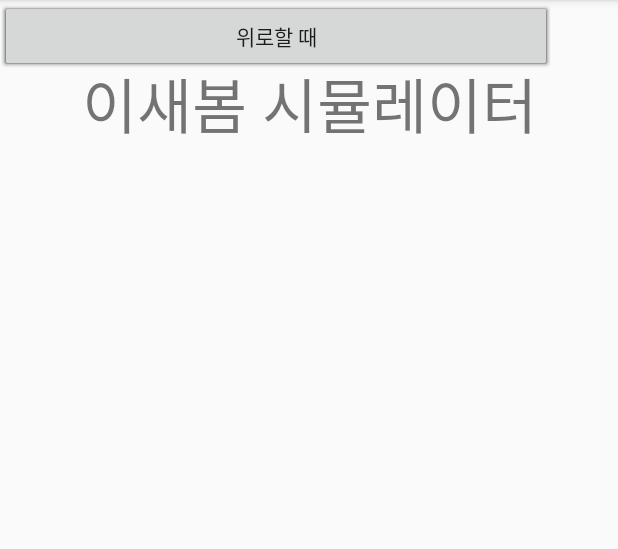
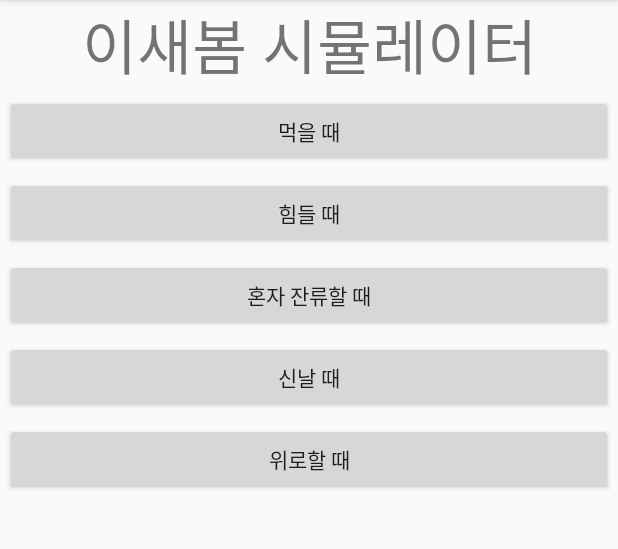
Before and after one commit to iooi8627/friend-simulator, an Android app: the screen it shows after launch (MainActivity), on a phone screen of 412 x 824 dp, the part 84-633 px from its top. Run offline under Robolectric (Android 15) with nearby library versions, the phone set to English and light mode, and no system bars.

Commit message:
#7 리니어 레이아웃으로 레이아웃 변경

```diff
--- a/app/src/main/res/layout/activity_main.xml
+++ b/app/src/main/res/layout/activity_main.xml
@@ -1,61 +1,53 @@
 <?xml version="1.0" encoding="utf-8"?>
-<android.support.constraint.ConstraintLayout xmlns:android="http://schemas.android.com/apk/res/android"
+<LinearLayout
+    xmlns:android="http://schemas.android.com/apk/res/android"
     xmlns:app="http://schemas.android.com/apk/res-auto"
     xmlns:tools="http://schemas.android.com/tools"
+    android:orientation="vertical"
     android:layout_width="match_parent"
     android:layout_height="match_parent"
     tools:context="kr.hs.emirim.iooi8627.friendsimulator.leesaebom.MainActivity">
 
     <TextView
-        android:layout_width="wrap_content"
+        android:layout_width="match_parent"
         android:layout_height="wrap_content"
+        android:gravity="center"
         android:textSize="40sp"
-        android:text="이새봄 시뮬레이터"
-        app:layout_constraintBottom_toBottomOf="parent"
-        app:layout_constraintLeft_toLeftOf="parent"
-        app:layout_constraintRight_toRightOf="parent"
-        app:layout_constraintTop_toTopOf="parent"
-        app:layout_constraintHorizontal_bias="0.506"
-        app:layout_constraintVertical_bias="0.056" />
+        android:text="이새봄 시뮬레이터" />
 
     <Button
         android:id="@+id/button1"
-        android:layout_width="368dp"
+        android:layout_width="match_parent"
         android:layout_height="wrap_content"
-        android:text="먹을 때"
-        tools:layout_editor_absoluteX="8dp"
-        tools:layout_editor_absoluteY="106dp" />
+        android:layout_margin="3dp"
+        android:text="먹을 때" />
 
     <Button
         android:id="@+id/button2"
-        android:layout_width="368dp"
+        android:layout_width="match_parent"
         android:layout_height="wrap_content"
-        android:text="힘들 때"
-        tools:layout_editor_absoluteX="8dp"
-        tools:layout_editor_absoluteY="186dp" />
+        android:layout_margin="3dp"
+        android:text="힘들 때" />
 
     <Button
         android:id="@+id/button3"
-        android:layout_width="368dp"
+        android:layout_width="match_parent"
         android:layout_height="wrap_content"
-        android:text="혼자 잔류할 때"
-        tools:layout_editor_absoluteX="8dp"
-        tools:layout_editor_absoluteY="268dp" />
+        android:layout_margin="3dp"
+        android:text="혼자 잔류할 때" />
 
     <Button
         android:id="@+id/button4"
-        android:layout_width="368dp"
+        android:layout_width="match_parent"
         android:layout_height="wrap_content"
-        android:text="신날 때"
-        tools:layout_editor_absoluteX="8dp"
-        tools:layout_editor_absoluteY="351dp" />
+        android:layout_margin="3dp"
+        android:text="신날 때" />
 
     <Button
         android:id="@+id/button5"
-        android:layout_width="368dp"
+        android:layout_width="match_parent"
         android:layout_height="wrap_content"
-        android:text="위로할 때"
-        tools:layout_editor_absoluteX="8dp"
-        tools:layout_editor_absoluteY="433dp" />
+        android:layout_margin="3dp"
+        android:text="위로할 때"/>
 
-</android.support.constraint.ConstraintLayout>
+</LinearLayout>
```
